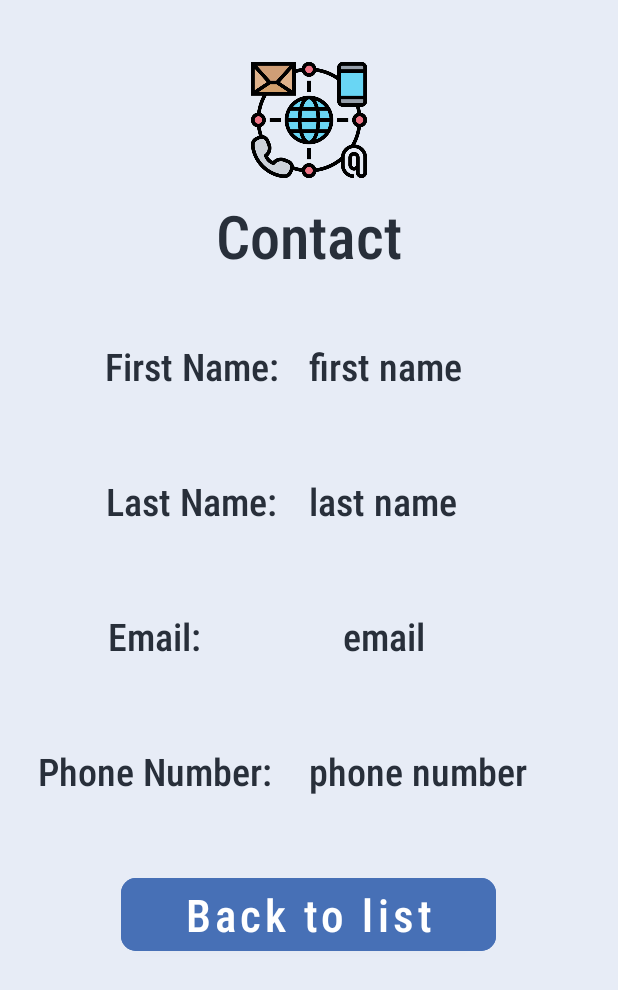
After one commit to Alpha110R/ContactApp, an Android app: the ShowContactActivity screen opened directly, with no data from a screen before it, on a phone screen of 412 x 824 dp. The commit adds this screen. Shown: the top 990 px of the screen. Run offline under Robolectric (Android 15) with nearby library versions, the phone set to English and light mode, and no system bars; our stand-ins replace Room's generated code; 5 statements that could not run were skipped.

Commit message:
Created layout to show contact's details, added finish, update vibrate

```diff
--- a/app/src/main/AndroidManifest.xml
+++ b/app/src/main/AndroidManifest.xml
@@ -23,6 +23,7 @@
 
                 <category android:name="android.intent.category.LAUNCHER" />
             </intent-filter>
+
         </activity>
         <activity
             android:name=".Activities.RegisterActivity"
@@ -39,6 +40,11 @@
             android:exported="true"
             android:screenOrientation="portrait">
         </activity>
+        <activity
+            android:name=".Activities.ShowContactActivity"
+            android:exported="true"
+            android:screenOrientation="portrait">
+        </activity>
     </application>
 
 </manifest>
--- a/app/src/main/java/com/example/contactappnew/Activities/CreateUpdateContactActivity.java
+++ b/app/src/main/java/com/example/contactappnew/Activities/CreateUpdateContactActivity.java
@@ -10,19 +10,20 @@ import androidx.appcompat.app.AppCompatActivity;
 import com.example.contactappnew.CallBack_CreateGenderFotContact;
 import com.example.contactappnew.Entities.ContactEntity;
 import com.example.contactappnew.Enums;
-import com.example.contactappnew.FieldValidation;
+import com.example.contactappnew.Utils.FieldValidation;
 import com.example.contactappnew.R;
 import com.example.contactappnew.Repository.GenderGenerator;
 import com.example.contactappnew.Repository.Repository;
+import com.example.contactappnew.Utils.MySignal;
 import com.google.android.material.button.MaterialButton;
 import com.google.android.material.dialog.MaterialAlertDialogBuilder;
 import com.google.android.material.textfield.TextInputEditText;
 
 public class CreateUpdateContactActivity extends AppCompatActivity {
-    private TextInputEditText contact_EDT_firstName
-            ,contact_EDT_lastName
-            ,contact_EDT_email
-            ,contact_EDT_phoneNumber;
+    private TextInputEditText contact_EDT_firstName,
+                              contact_EDT_lastName,
+                              contact_EDT_email,
+                              contact_EDT_phoneNumber;
     private MaterialButton contact_BTN_finish, contact_BTN_exit;
     private Intent intent;
     private Bundle bundle;
@@ -54,8 +55,10 @@ public class CreateUpdateContactActivity extends AppCompatActivity {
                     moveToPageWithBundle(UserContactListActivity.class);
                 } else
                     CreateUserAndInsertToDB();
-            }else
+            }else {
                 setPopUpValidation().show();
+                MySignal.getMe().vibrate();
+            }
             validateFlag = true;
         });
         contact_BTN_exit.setOnClickListener(view -> {
@@ -142,6 +145,7 @@ public class CreateUpdateContactActivity extends AppCompatActivity {
         bundle.remove(Enums.CONTACTID.toString());
         intent.putExtra(Enums.BUNDLE.toString(), bundle);
         startActivity(intent);
+        finish();
     }
 
     /**
--- a/app/src/main/java/com/example/contactappnew/Activities/RegisterActivity.java
+++ b/app/src/main/java/com/example/contactappnew/Activities/RegisterActivity.java
@@ -9,8 +9,8 @@ import androidx.appcompat.app.AppCompatActivity;
 
 import com.example.contactappnew.Entities.UserEntity;
 import com.example.contactappnew.Enums;
-import com.example.contactappnew.FieldValidation;
-import com.example.contactappnew.MySignal;
+import com.example.contactappnew.Utils.FieldValidation;
+import com.example.contactappnew.Utils.MySignal;
 import com.example.contactappnew.R;
 import com.example.contactappnew.Repository.Repository;
 import com.google.android.material.button.MaterialButton;
@@ -44,6 +44,7 @@ public class RegisterActivity extends AppCompatActivity {
                 intent = new Intent(RegisterActivity.this, UserContactListActivity.class);
                 intent.putExtra(Enums.BUNDLE.toString(), bundle);
                 startActivity(intent);
+                finish();
             }
             else {
                 setPopUpValidation().show();
@@ -54,6 +55,7 @@ public class RegisterActivity extends AppCompatActivity {
         register_BTN_signIn.setOnClickListener(view -> {
             intent = new Intent(RegisterActivity.this, SignInActivity.class);
             startActivity(intent);
+            finish();
         });
     }
 
--- /dev/null
+++ b/app/src/main/java/com/example/contactappnew/Activities/ShowContactActivity.java
@@ -0,0 +1,56 @@
+package com.example.contactappnew.Activities;
+
+import android.content.Intent;
+import android.os.Bundle;
+
+import androidx.appcompat.app.AppCompatActivity;
+
+import com.example.contactappnew.Entities.ContactEntity;
+import com.example.contactappnew.Enums;
+import com.example.contactappnew.R;
+import com.example.contactappnew.Repository.Repository;
+import com.google.android.material.button.MaterialButton;
+import com.google.android.material.textview.MaterialTextView;
+
+public class ShowContactActivity extends AppCompatActivity {
+    private MaterialTextView showContact_LBL_firstName,
+                             showContact_LBL_lastName,
+                             showContact_LBL_email,
+                             showContact_LBL_phoneNumber;
+    private MaterialButton showContact_BTN_finish;
+    private Intent intent;
+    private Bundle bundle;
+    private int contactID;
+    private ContactEntity contactEntity;
+
+    @Override
+    protected void onCreate(Bundle savedInstanceState) {
+        super.onCreate(savedInstanceState);
+        setContentView(R.layout.layout_show_contact);
+        findViews();
+        intent = getIntent();
+        bundle = intent.getBundleExtra(Enums.BUNDLE.toString());
+        contactID = bundle.getInt(Enums.CONTACTID.toString());
+        contactEntity = Repository.getMe().getContactDao().getContactByID(contactID);
+        showContact_LBL_firstName.setText(contactEntity.getFirstName());
+        showContact_LBL_lastName.setText(contactEntity.getLastName());
+        showContact_LBL_email.setText(contactEntity.getEmail());
+        showContact_LBL_phoneNumber.setText(contactEntity.getPhoneNumber());
+
+        showContact_BTN_finish.setOnClickListener(view -> {
+            intent = new Intent(ShowContactActivity.this, UserContactListActivity.class);
+            intent.putExtra(Enums.BUNDLE.toString(), bundle);
+            startActivity(intent);
+            finish();
+        });
+
+    }
+
+    private void findViews() {
+        showContact_LBL_firstName = findViewById(R.id.showContact_LBL_firstName);
+        showContact_LBL_lastName = findViewById(R.id.showContact_LBL_lastName);
+        showContact_LBL_email = findViewById(R.id.showContact_LBL_email);
+        showContact_LBL_phoneNumber = findViewById(R.id.showContact_LBL_phoneNumber);
+        showContact_BTN_finish = findViewById(R.id.showContact_BTN_finish);
+    }
+}
--- a/app/src/main/java/com/example/contactappnew/Activities/SignInActivity.java
+++ b/app/src/main/java/com/example/contactappnew/Activities/SignInActivity.java
@@ -6,7 +6,7 @@ import android.content.Intent;
 import android.graphics.Color;
 import android.os.Bundle;
 
-import com.example.contactappnew.MySignal;
+import com.example.contactappnew.Utils.MySignal;
 import com.example.contactappnew.R;
 import com.example.contactappnew.Repository.Repository;
 import com.example.contactappnew.Entities.UserEntity;
@@ -42,6 +42,7 @@ public class SignInActivity extends AppCompatActivity {
         signIn_BTN_register.setOnClickListener(view -> {
             intent = new Intent(SignInActivity.this, RegisterActivity.class);
             startActivity(intent);
+            finish();
         });
     }
 
@@ -68,6 +69,7 @@ public class SignInActivity extends AppCompatActivity {
         bundle.putInt(Enums.USERID.toString(), userEntity.getId());
         intent.putExtra(Enums.BUNDLE.toString(), bundle);
         startActivity(intent);
+        finish();
     }
 
     public void toastMessagesAccordingError(){
@@ -81,6 +83,7 @@ public class SignInActivity extends AppCompatActivity {
             signIn_EDT_password.setBackgroundColor(Color.parseColor("#4DFF6666"));
             MySignal.getMe().makeToastMessage("User doesn't exist. Go to Registration");
         }
+        MySignal.getMe().vibrate();
     }
 
 
--- a/app/src/main/java/com/example/contactappnew/Activities/UserContactListActivity.java
+++ b/app/src/main/java/com/example/contactappnew/Activities/UserContactListActivity.java
@@ -48,6 +48,12 @@ public class UserContactListActivity extends AppCompatActivity {
                 bundle.putInt(Enums.CONTACTID.toString(), contactEntity.getId());
                 moveToPageWithBundle(CreateUpdateContactActivity.class);
             }
+
+            @Override
+            public void clicked(ContactEntity contactEntity, int position) {
+                bundle.putInt(Enums.CONTACTID.toString(), contactEntity.getId());
+                moveToPageWithBundle(ShowContactActivity.class);
+            }
         });
 
         fab_addContact.setOnClickListener(view -> {
@@ -83,6 +89,7 @@ public class UserContactListActivity extends AppCompatActivity {
         intent = new Intent(UserContactListActivity.this, activity);
         intent.putExtra(Enums.BUNDLE.toString(),bundle);
         startActivity(intent);
+        finish();
     }
 
 }
--- a/app/src/main/java/com/example/contactappnew/App.java
+++ b/app/src/main/java/com/example/contactappnew/App.java
@@ -4,6 +4,8 @@ import android.app.Application;
 
 import com.example.contactappnew.Repository.GenderGenerator;
 import com.example.contactappnew.Repository.Repository;
+import com.example.contactappnew.Utils.FieldValidation;
+import com.example.contactappnew.Utils.MySignal;
 
 public class App extends Application {
 
--- a/app/src/main/java/com/example/contactappnew/ContactAdapterToListView.java
+++ b/app/src/main/java/com/example/contactappnew/ContactAdapterToListView.java
@@ -19,6 +19,7 @@ public class ContactAdapterToListView extends RecyclerView.Adapter<RecyclerView.
     public interface CallBack_ContactCard {
         void remove(ContactEntity contactEntity, int position);
         void settings(ContactEntity contactEntity, int position);
+        void clicked(ContactEntity contactEntity, int position);
     }
 
     private ArrayList<ContactEntity> contacts;
@@ -92,6 +93,14 @@ public class ContactAdapterToListView extends RecyclerView.Adapter<RecyclerView.
                     }
                 }
             });
+            itemView.setOnClickListener(new View.OnClickListener() {
+                @Override
+                public void onClick(View view) {
+                    if (callBackContactCard != null) {
+                        callBackContactCard.clicked(getContact(getAdapterPosition()), getAdapterPosition());
+                    }
+                }
+            });
         }
     }
 }
--- a/app/src/main/java/com/example/contactappnew/UserContactDao.java
+++ /dev/null
@@ -1,17 +0,0 @@
-package com.example.contactappnew;
-
-import androidx.room.Dao;
-import androidx.room.Query;
-
-import java.util.List;
-
-@Dao
-public interface UserContactDao {
-    @Query("SELECT user.`First Name` AS userName, contact.`First Name` AS contactFirstName FROM user, contact WHERE user.id = contact.`User ID`")
-    public List<UserContact> getAllUsersContacts();
-
-}
-class UserContact {
-    public String userName;
-    public String contactFirstName;
-}
--- a/app/src/main/java/com/example/contactappnew/FieldValidation.java
+++ b/app/src/main/java/com/example/contactappnew/Utils/FieldValidation.java
@@ -1,6 +1,4 @@
-package com.example.contactappnew;
-
-import android.content.Context;
+package com.example.contactappnew.Utils;
 
 import java.util.regex.Matcher;
 import java.util.regex.Pattern;
--- a/app/src/main/java/com/example/contactappnew/MySignal.java
+++ b/app/src/main/java/com/example/contactappnew/Utils/MySignal.java
@@ -1,4 +1,4 @@
-package com.example.contactappnew;
+package com.example.contactappnew.Utils;
 
 import static android.content.Context.VIBRATOR_SERVICE;
 import android.content.Context;
--- a/app/src/main/res/layout/layout_add_update_contact.xml
+++ b/app/src/main/res/layout/layout_add_update_contact.xml
@@ -174,7 +174,6 @@
         android:orientation="vertical"
         android:gravity="center"
         android:layout_alignParentBottom="true"
-
         android:layout_marginTop="20dp">
         <com.google.android.material.button.MaterialButton
             android:id="@+id/contact_BTN_finish"
--- /dev/null
+++ b/app/src/main/res/layout/layout_show_contact.xml
@@ -0,0 +1,160 @@
+<?xml version="1.0" encoding="utf-8"?>
+<RelativeLayout xmlns:android="http://schemas.android.com/apk/res/android"
+    xmlns:app="http://schemas.android.com/apk/res-auto"
+    android:layout_width="match_parent"
+    android:layout_height="match_parent"
+    android:background="#E7ECF6">
+
+    <LinearLayout
+        android:layout_width="match_parent"
+        android:layout_height="match_parent"
+        android:orientation="vertical">
+    <LinearLayout
+        android:id="@+id/pageTitle"
+        android:layout_width="match_parent"
+        android:layout_height="wrap_content"
+        android:layout_marginTop="20dp"
+        android:layout_marginBottom="15dp"
+        android:gravity="center"
+        android:orientation="vertical">
+
+        <ImageView
+            android:layout_width="80dp"
+            android:layout_height="80dp"
+            android:layout_marginTop="20dp"
+            android:src="@drawable/ic_logo" />
+
+        <com.google.android.material.textview.MaterialTextView
+            android:layout_width="match_parent"
+            android:layout_height="wrap_content"
+            android:layout_marginTop="10dp"
+            android:fontFamily="sans-serif-condensed-medium"
+            android:gravity="center"
+            android:text="Contact"
+            android:textColor="#282F3A"
+            android:textSize="40sp" />
+    </LinearLayout>
+
+        <LinearLayout
+            android:layout_width="wrap_content"
+            android:layout_height="wrap_content"
+            android:orientation="horizontal"
+            android:gravity="center"
+            android:layout_gravity="center">
+    <com.google.android.material.textview.MaterialTextView
+        android:layout_width="150dp"
+        android:layout_height="70dp"
+        android:fontFamily="sans-serif-condensed-medium"
+        android:textColor="#282F3A"
+        android:textSize="25sp"
+        android:text="First Name: "
+        android:gravity="center"
+        android:layout_marginVertical="10dp"/>
+        <com.google.android.material.textview.MaterialTextView
+            android:id="@+id/showContact_LBL_firstName"
+            android:layout_width="150dp"
+            android:layout_height="70dp"
+            android:fontFamily="sans-serif-condensed-medium"
+            android:textColor="#282F3A"
+            android:textSize="25sp"
+            android:text="first name"
+            android:gravity="start|center"
+            android:layout_marginVertical="10dp"/>
+    </LinearLayout>
+    <LinearLayout
+        android:layout_width="wrap_content"
+        android:layout_height="wrap_content"
+        android:orientation="horizontal"
+        android:gravity="center"
+        android:layout_gravity="center">
+        <com.google.android.material.textview.MaterialTextView
+            android:layout_width="150dp"
+            android:layout_height="70dp"
+            android:fontFamily="sans-serif-condensed-medium"
+            android:textColor="#282F3A"
+            android:textSize="25sp"
+            android:text="Last Name: "
+            android:layout_gravity="center"
+            android:gravity="center"
+            android:layout_marginVertical="10dp"/>
+        <com.google.android.material.textview.MaterialTextView
+            android:id="@+id/showContact_LBL_lastName"
+            android:layout_width="150dp"
+            android:layout_height="70dp"
+            android:fontFamily="sans-serif-condensed-medium"
+            android:textColor="#282F3A"
+            android:textSize="25sp"
+            android:text="last name"
+            android:gravity="start|center"
+            android:layout_marginVertical="10dp"/>
+    </LinearLayout>
+    <LinearLayout
+        android:layout_width="wrap_content"
+        android:layout_height="wrap_content"
+        android:orientation="horizontal"
+        android:gravity="center"
+        android:layout_gravity="center">
+        <com.google.android.material.textview.MaterialTextView
+            android:layout_width="100dp"
+            android:layout_height="70dp"
+            android:fontFamily="sans-serif-condensed-medium"
+            android:textColor="#282F3A"
+            android:textSize="25sp"
+            android:text="Email: "
+            android:layout_gravity="center"
+            android:gravity="center"
+            android:layout_marginVertical="10dp"/>
+        <com.google.android.material.textview.MaterialTextView
+            android:id="@+id/showContact_LBL_email"
+            android:layout_width="200dp"
+            android:layout_height="70dp"
+            android:fontFamily="sans-serif-condensed-medium"
+            android:textColor="#282F3A"
+            android:textSize="25sp"
+            android:text="email"
+            android:gravity="center"
+            android:layout_marginVertical="10dp"/>
+    </LinearLayout>
+    <LinearLayout
+        android:layout_width="wrap_content"
+        android:layout_height="wrap_content"
+        android:orientation="horizontal"
+        android:gravity="center"
+        android:layout_gravity="center">
+        <com.google.android.material.textview.MaterialTextView
+            android:layout_width="200dp"
+            android:layout_height="70dp"
+            android:fontFamily="sans-serif-condensed-medium"
+            android:textColor="#282F3A"
+            android:textSize="25sp"
+            android:text="Phone Number: "
+            android:layout_gravity="center"
+            android:gravity="center"
+            android:layout_marginVertical="10dp"/>
+        <com.google.android.material.textview.MaterialTextView
+            android:id="@+id/showContact_LBL_phoneNumber"
+            android:layout_width="200dp"
+            android:layout_height="70dp"
+            android:fontFamily="sans-serif-condensed-medium"
+            android:textColor="#282F3A"
+            android:textSize="25sp"
+            android:text="phone number"
+            android:gravity="start|center"
+            android:layout_marginVertical="10dp"/>
+    </LinearLayout>
+        <com.google.android.material.button.MaterialButton
+            android:id="@+id/showContact_BTN_finish"
+            android:layout_width="250dp"
+            android:layout_height="wrap_content"
+            android:fontFamily="sans-serif-condensed-medium"
+            android:text="Back to list"
+            android:textSize="30sp"
+            android:textAllCaps="false"
+            android:layout_marginTop="20dp"
+            android:backgroundTint="#4770B6"
+            app:cornerRadius="10dp"
+            android:layout_gravity="bottom|center" />
+
+
+    </LinearLayout>
+</RelativeLayout>
```
